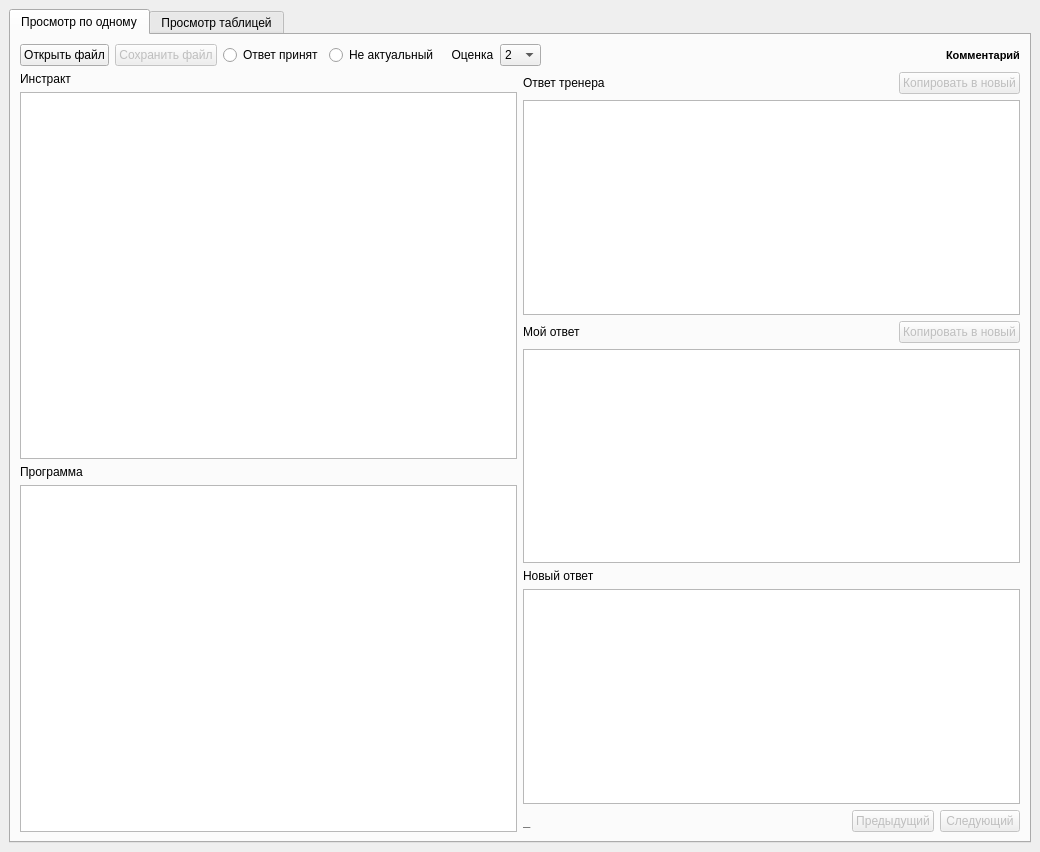
grigvlwork/error_editor, file mainwindow.ui: the form before one commit.
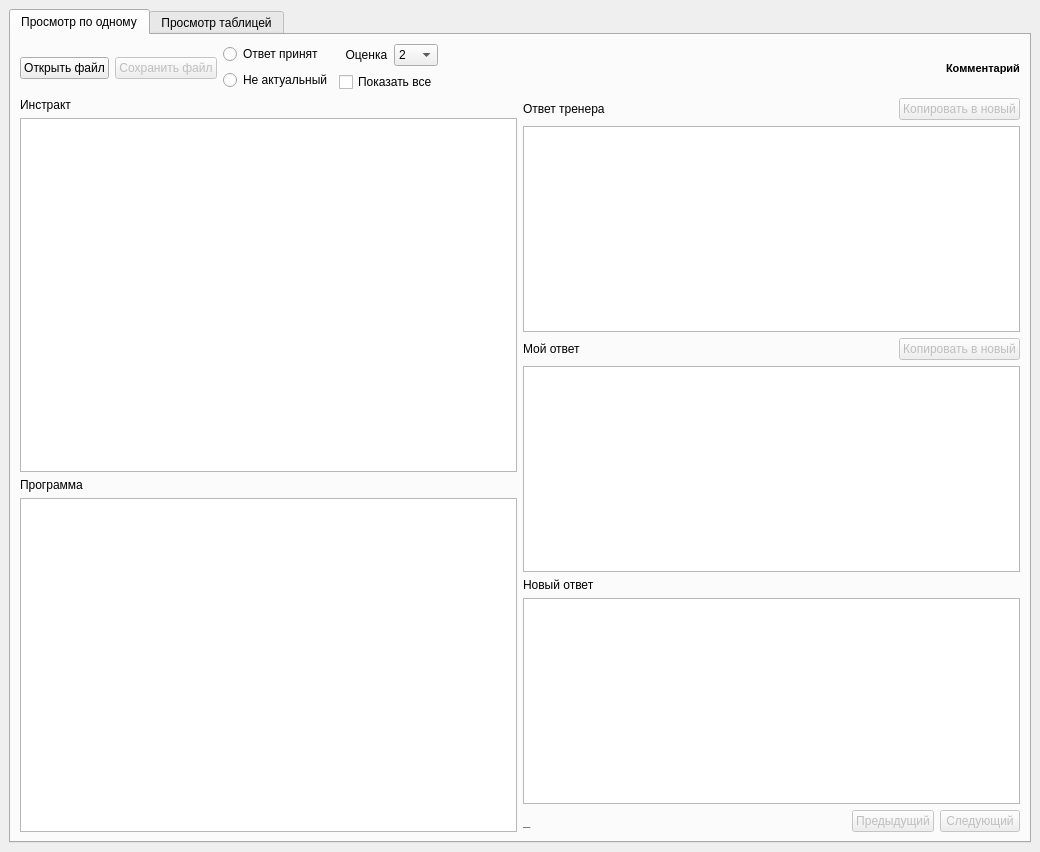
The form after the commit. Icons and pictures are not drawn.

Commit message: доработка дизайна, добавил элементов

```diff
--- a/mainwindow.ui
+++ b/mainwindow.ui
@@ -24,9 +24,9 @@
        <attribute name="title">
         <string>Просмотр по одному</string>
        </attribute>
-       <layout class="QVBoxLayout" name="verticalLayout">
+       <layout class="QVBoxLayout" name="verticalLayout_4">
         <item>
-         <layout class="QHBoxLayout" name="horizontalLayout">
+         <layout class="QHBoxLayout" name="horizontalLayout_6">
           <item>
            <widget class="QPushButton" name="open_btn">
             <property name="text">
@@ -65,8 +65,7 @@
            </widget>
           </item>
           <item>
-           <layout class="QHBoxLayout" name="horizontalLayout_6"/>
-          </item>
+           <layout class="QVBoxLayout" name="verticalLayout">
           <item>
            <widget class="QRadioButton" name="accept">
             <property name="text">
@@ -87,6 +86,12 @@
             </attribute>
            </widget>
           </item>
+           </layout>
+          </item>
+          <item>
+           <layout class="QVBoxLayout" name="verticalLayout_3">
+            <item>
+             <layout class="QHBoxLayout" name="horizontalLayout">
           <item>
            <widget class="QLabel" name="score_lb">
             <property name="text">
@@ -122,6 +127,17 @@
              </property>
             </item>
            </widget>
+              </item>
+             </layout>
+            </item>
+            <item>
+             <widget class="QCheckBox" name="filter_comments_cb">
+              <property name="text">
+               <string>Показать все</string>
+              </property>
+             </widget>
+            </item>
+           </layout>
           </item>
           <item>
            <spacer name="horizontalSpacer">
```
Lines whose indentation alone changed are shown as unchanged.
